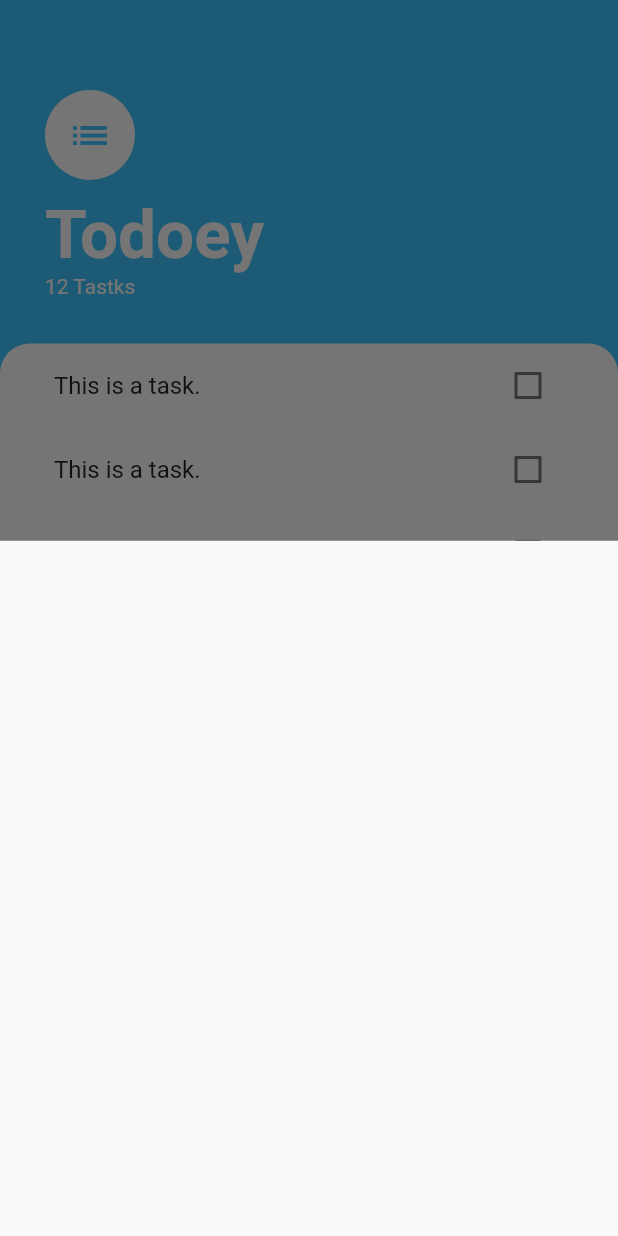
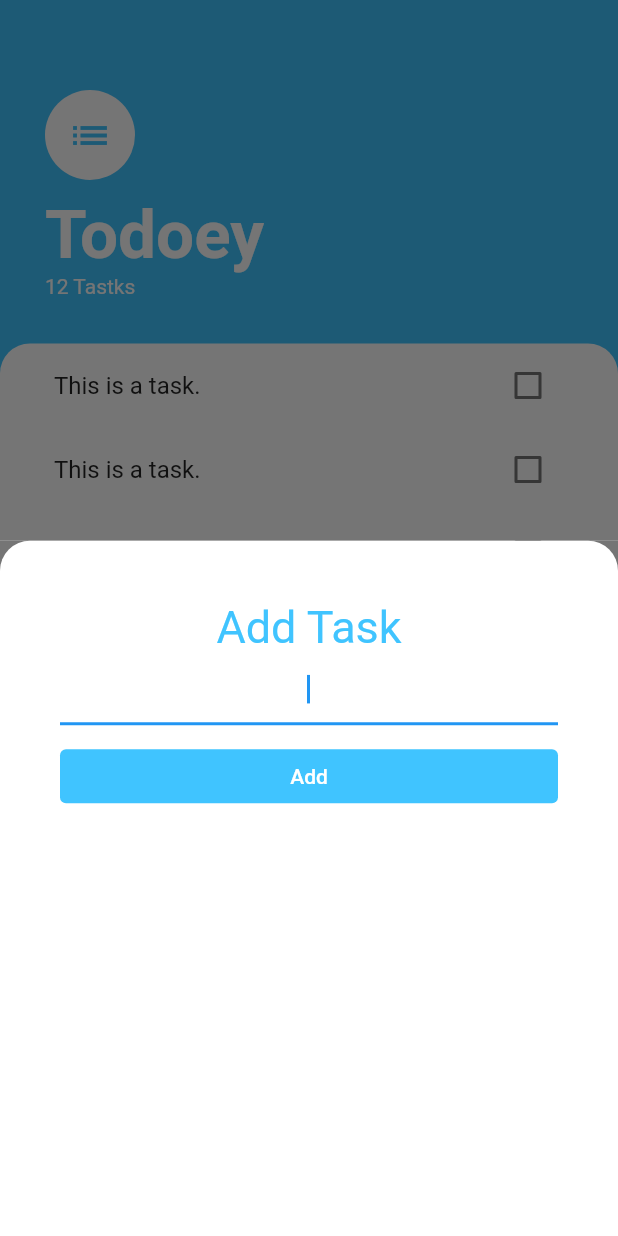
Before and after one commit to jinhlee19/flutter-playground2, a Flutter app: the screen it shows after launch, after a tap on the "add" icon, on a phone screen of 412 x 824 dp. Run offline on Flutter 3.47's test engine with Material 2 defaults, Android fonts, the phone set to English and light mode, and no system bars; our stand-ins replace animated_text_kit, cloud_firestore, firebase_auth, firebase_core, modal_progress_hud_nsn; accounts and stored records are empty.

```diff
--- a/todoey1/lib/screen/add_task_screen.dart
+++ b/todoey1/lib/screen/add_task_screen.dart
@@ -0,0 +1,54 @@
+import 'package:flutter/material.dart';
+
+class AddTaskScreen extends StatelessWidget {
+  const AddTaskScreen({Key? key}) : super(key: key);
+
+  @override
+  Widget build(BuildContext context) {
+    return Container(
+      color: Color(0xFF757575),
+      child: Container(
+        padding: EdgeInsets.all(40.0),
+        decoration: BoxDecoration(
+          color: Colors.white,
+          borderRadius: BorderRadius.only(
+            topRight: Radius.circular(20),
+            topLeft: Radius.circular(20),
+          ),
+        ),
+        child: Column(
+          crossAxisAlignment: CrossAxisAlignment.stretch,
+          children: [
+            Text(
+              'Add Task',
+              textAlign: TextAlign.center,
+              style: TextStyle(
+                fontSize: 30,
+                color: Colors.lightBlueAccent,
+              ),
+            ),
+            TextField(
+              autofocus: true,
+              textAlign: TextAlign.center,
+            ),
+            SizedBox(
+              height: 10,
+            ),
+            TextButton(
+              onPressed: () {},
+              child: Text(
+                'Add',
+                style: TextStyle(
+                  color: Colors.white,
+                ),
+              ),
+              style: TextButton.styleFrom(
+                backgroundColor: Colors.lightBlueAccent,
+              ),
+            ),
+          ],
+        ),
+      ),
+    );
+  }
+}
--- a/todoey1/lib/screen/tasks_screen.dart
+++ b/todoey1/lib/screen/tasks_screen.dart
@@ -1,5 +1,7 @@
 import 'package:flutter/material.dart';
 import 'package:todoey1/widgets/tasks_list.dart';
+
+import 'add_task_screen.dart';
 
 class TasksScreen extends StatelessWidget {
   @override
@@ -11,7 +13,7 @@ class TasksScreen extends StatelessWidget {
         child: Icon(Icons.add),
         onPressed: () {
           showModalBottomSheet(
-              context: context, builder: (context) => Container());
+              context: context, builder: (context) => AddTaskScreen());
         },
       ),
       body: Column(
```
